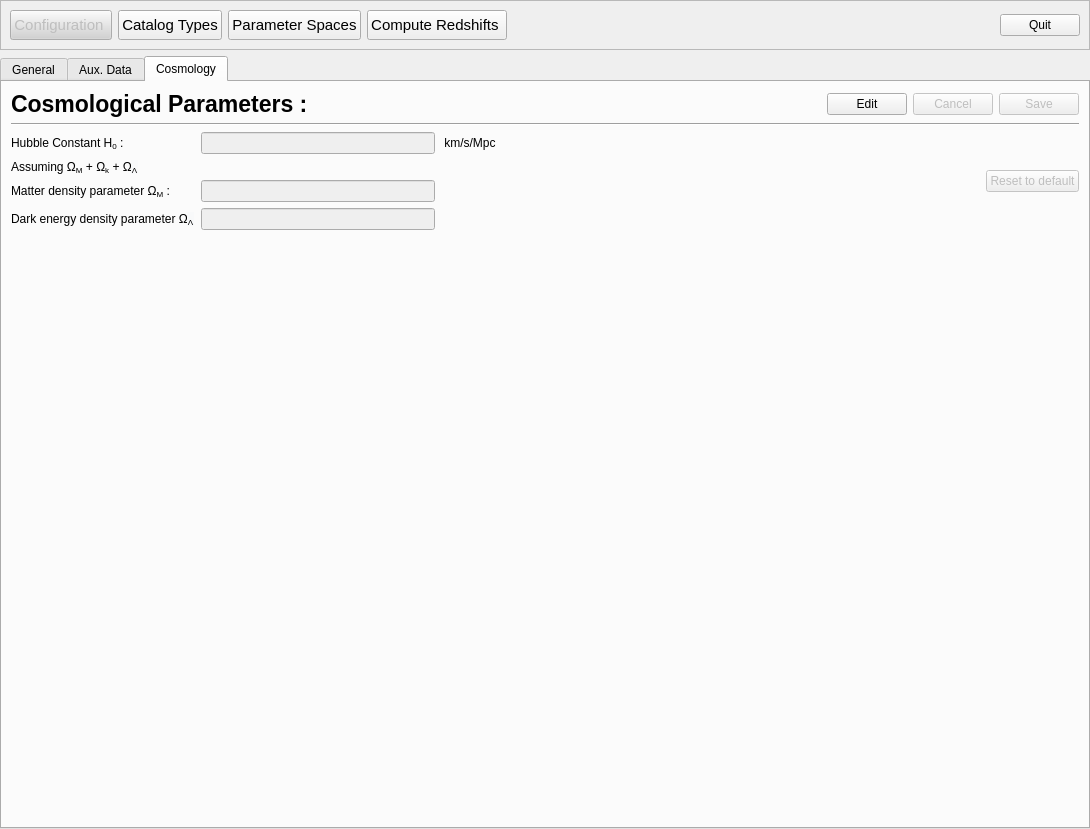
Above: PhzQtUI/auxdir/PhzQtUI/FormConfiguration.ui from astrorama/Phosphoros before the change. Below: the same form after it.
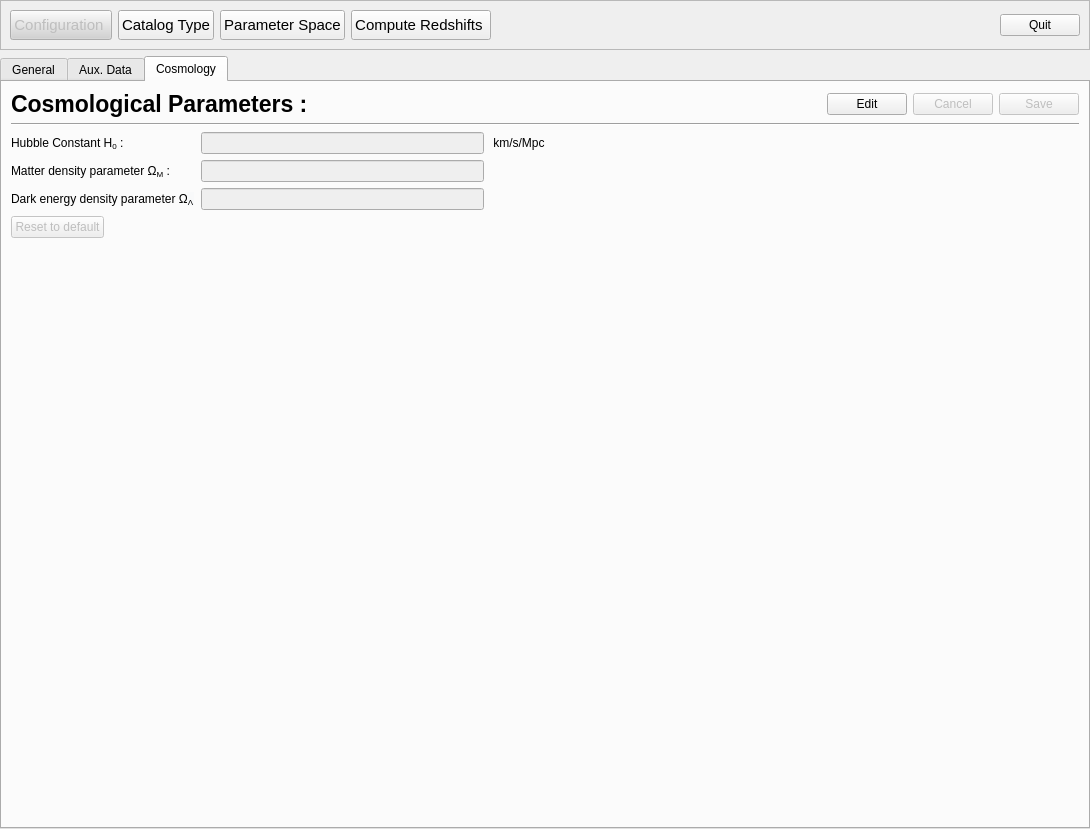
That is the form after the change. The open tabs and pages were chosen to show the change. Custom widgets are drawn as their Qt base class.

The edit to the form file:
```diff
--- a/PhzQtUI/auxdir/PhzQtUI/FormConfiguration.ui
+++ b/PhzQtUI/auxdir/PhzQtUI/FormConfiguration.ui
@@ -73,7 +73,7 @@
          <string>Define the Mapping between the catalog file(s) columns and the filters</string>
         </property>
         <property name="text">
-         <string>Catalog Types</string>
+         <string>Catalog Type</string>
         </property>
        </widget>
       </item>
@@ -94,7 +94,7 @@
          <string>Specify the parameter space for the creation of model grid.</string>
         </property>
         <property name="text">
-         <string>Parameter Spaces</string>
+         <string>Parameter Space</string>
         </property>
        </widget>
       </item>
@@ -575,7 +575,7 @@
       <attribute name="title">
        <string>Cosmology</string>
       </attribute>
-      <layout class="QVBoxLayout" name="verticalLayout_6">
+      <layout class="QVBoxLayout" name="verticalLayout_2">
        <item>
         <layout class="QHBoxLayout" name="horizontalLayout_4">
          <item>
@@ -642,9 +642,16 @@
         </widget>
        </item>
        <item>
-        <layout class="QHBoxLayout" name="horizontalLayout_5">
+        <layout class="QHBoxLayout" name="horizontalLayout_2">
          <item>
           <layout class="QGridLayout" name="gridLayout">
+           <item row="0" column="1">
+            <widget class="QLineEdit" name="txt_hubble_param">
+             <property name="enabled">
+              <bool>false</bool>
+             </property>
+            </widget>
+           </item>
            <item row="0" column="0">
             <widget class="QLabel" name="label_12">
              <property name="toolTip">
@@ -655,35 +662,14 @@
              </property>
             </widget>
            </item>
-           <item row="2" column="1">
-            <widget class="QLineEdit" name="txt_omega_matter">
-             <property name="enabled">
-              <bool>false</bool>
-             </property>
-            </widget>
-           </item>
-           <item row="3" column="1">
-            <widget class="QLineEdit" name="txt_omega_lambda">
-             <property name="enabled">
-              <bool>false</bool>
-             </property>
-            </widget>
-           </item>
-           <item row="0" column="1">
-            <widget class="QLineEdit" name="txt_hubble_param">
-             <property name="enabled">
-              <bool>false</bool>
+           <item row="0" column="2">
+            <widget class="QLabel" name="label_14">
+             <property name="text">
+              <string> km/s/Mpc</string>
              </property>
             </widget>
            </item>
            <item row="1" column="0">
-            <widget class="QLabel" name="label_10">
-             <property name="text">
-              <string>&lt;html&gt;&lt;head/&gt;&lt;body&gt;&lt;p&gt;Assuming Ω&lt;span style=&quot; vertical-align:sub;&quot;&gt;M&lt;/span&gt; + Ω&lt;span style=&quot; vertical-align:sub;&quot;&gt;k&lt;/span&gt; + Ω&lt;span style=&quot; font-family:'sans-serif'; color:#000000; background-color:#f8f9fa; vertical-align:sub;&quot;&gt;Λ&lt;/span&gt;</string>
-             </property>
-            </widget>
-           </item>
-           <item row="2" column="0">
             <widget class="QLabel" name="label_11">
              <property name="toolTip">
               <string>The Phosphoros Root Path can be modified with the environment variable $PHOSPHOROS_ROOT.</string>
@@ -693,7 +679,7 @@
              </property>
             </widget>
            </item>
-           <item row="3" column="0">
+           <item row="2" column="0">
             <widget class="QLabel" name="label_13">
              <property name="toolTip">
               <string>The Phosphoros Root Path can be modified with the environment variable $PHOSPHOROS_ROOT.</string>
@@ -703,17 +689,24 @@
              </property>
             </widget>
            </item>
-           <item row="0" column="2">
-            <widget class="QLabel" name="label_14">
-             <property name="text">
-              <string> km/s/Mpc</string>
+           <item row="1" column="1">
+            <widget class="QLineEdit" name="txt_omega_matter">
+             <property name="enabled">
+              <bool>false</bool>
              </property>
             </widget>
            </item>
+           <item row="2" column="1">
+            <widget class="QLineEdit" name="txt_omega_lambda">
+             <property name="enabled">
+              <bool>false</bool>
+             </property>
+            </widget>
+           </item>
           </layout>
          </item>
          <item>
-          <spacer name="horizontalSpacer_3">
+          <spacer name="horizontalSpacer">
            <property name="orientation">
             <enum>Qt::Horizontal</enum>
            </property>
@@ -725,19 +718,32 @@
            </property>
           </spacer>
          </item>
+        </layout>
+       </item>
+       <item>
+        <layout class="QHBoxLayout" name="horizontalLayout_18">
          <item>
-          <layout class="QVBoxLayout" name="verticalLayout_2">
-           <item>
-            <widget class="QPushButton" name="btn_default_cosmo">
-             <property name="enabled">
-              <bool>false</bool>
-             </property>
-             <property name="text">
-              <string>Reset to default</string>
-             </property>
-            </widget>
-           </item>
-          </layout>
+          <widget class="QPushButton" name="btn_default_cosmo">
+           <property name="enabled">
+            <bool>false</bool>
+           </property>
+           <property name="text">
+            <string>Reset to default</string>
+           </property>
+          </widget>
+         </item>
+         <item>
+          <spacer name="horizontalSpacer_8">
+           <property name="orientation">
+            <enum>Qt::Horizontal</enum>
+           </property>
+           <property name="sizeHint" stdset="0">
+            <size>
+             <width>40</width>
+             <height>20</height>
+            </size>
+           </property>
+          </spacer>
          </item>
         </layout>
        </item>
```
